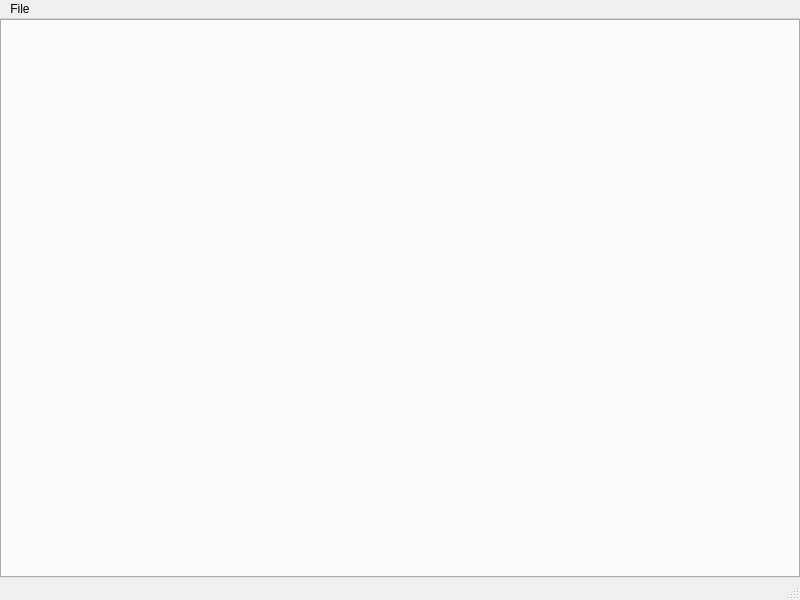
Before: the Qt Designer form Cpp.Editor/ui/MainWindow.ui in okard/depot, drawn with Qt 5.
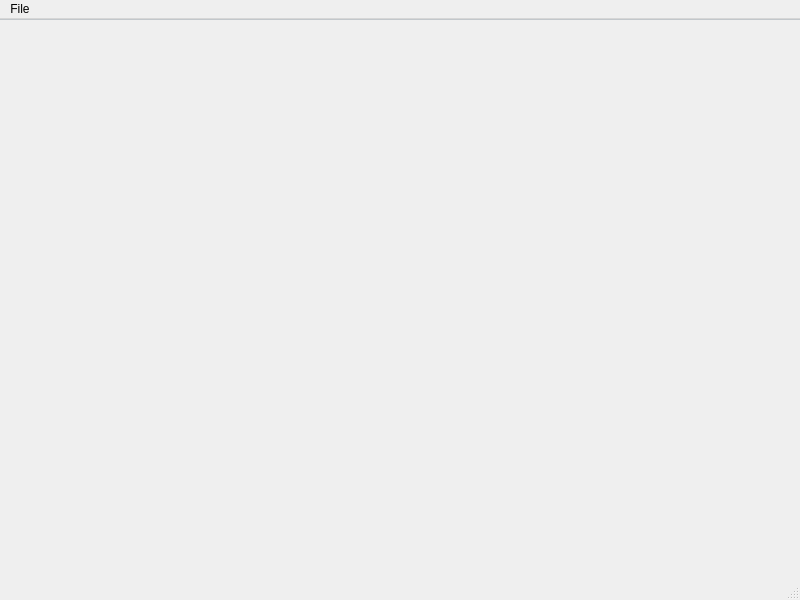
After: the same form once the commit is applied.

```diff
--- a/Cpp.Editor/ui/MainWindow.ui
+++ b/Cpp.Editor/ui/MainWindow.ui
@@ -20,6 +20,11 @@
     </property>
     <item>
      <widget class="QTabWidget" name="tabWidget">
+      <property name="styleSheet">
+       <string notr="true">QTabWidget::pane { 
+border-top: 1px solid #C2C7CB;
+}</string>
+      </property>
       <property name="tabsClosable">
        <bool>true</bool>
       </property>
```
